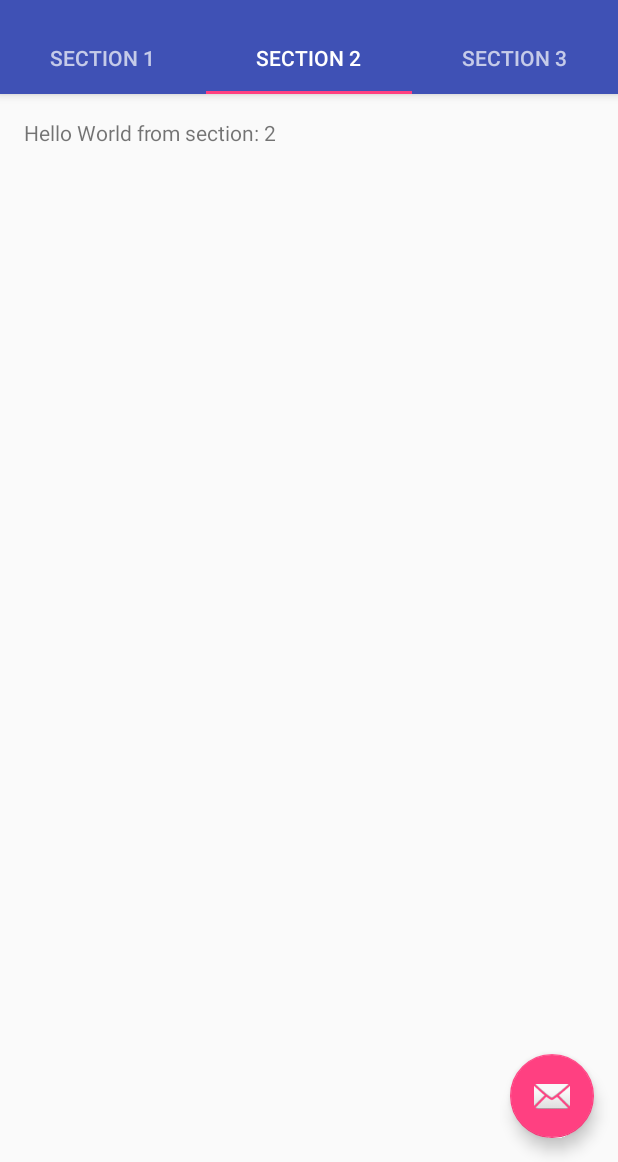
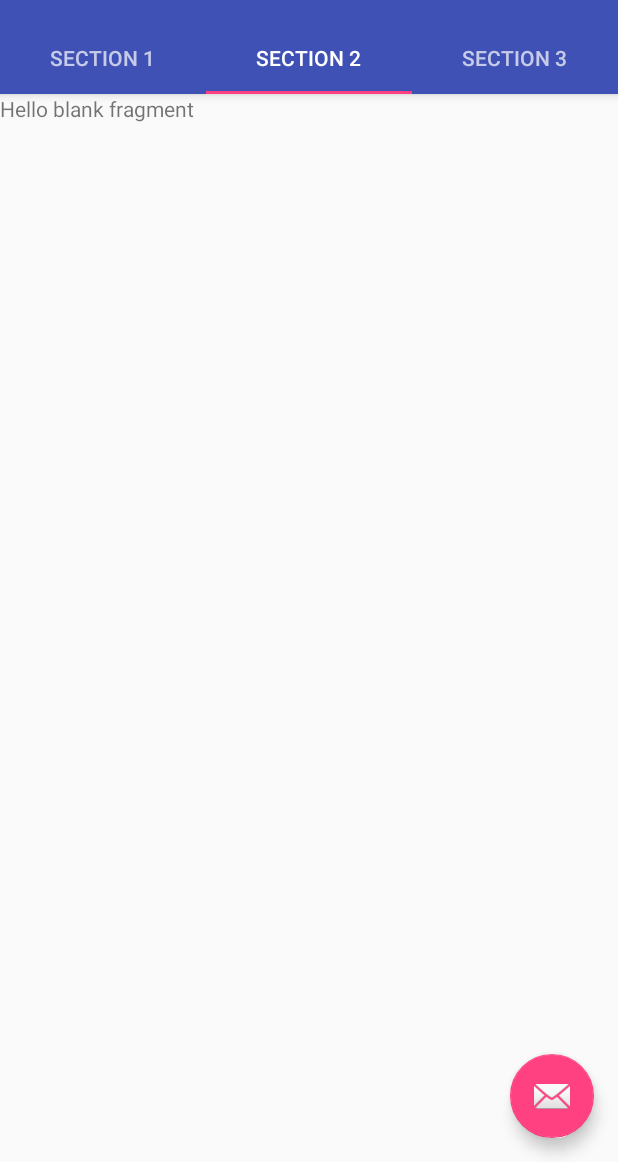
Before and after one commit to vitow/SunnyRainy, an Android app: the screen it shows after launch (MainActivity), tab 2 chosen, on a phone screen of 412 x 824 dp, the part 74-1236 px from its top. Run offline under Robolectric (Android 15) with nearby library versions, the phone set to English and light mode, and no system bars.

Commit message:
3 Fragment

```diff
--- a/app/build.gradle
+++ b/app/build.gradle
@@ -24,4 +24,5 @@
     testCompile 'junit:junit:4.12'
     compile 'com.android.support:appcompat-v7:23.4.0'
     compile 'com.android.support:design:23.4.0'
+    compile 'com.android.support:support-v4:23.4.0'
 }
--- /dev/null
+++ b/app/src/main/java/com/example/tijingwang/sunnyrainy/FirstFragment.java
@@ -0,0 +1,108 @@
+package com.example.tijingwang.sunnyrainy;
+
+import android.content.Context;
+import android.net.Uri;
+import android.os.Bundle;
+import android.support.v4.app.Fragment;
+import android.view.LayoutInflater;
+import android.view.View;
+import android.view.ViewGroup;
+
+
+/**
+ * A simple {@link Fragment} subclass.
+ * Activities that contain this fragment must implement the
+ * {@link FirstFragment.OnFragmentInteractionListener} interface
+ * to handle interaction events.
+ * Use the {@link FirstFragment#newInstance} factory method to
+ * create an instance of this fragment.
+ */
+public class FirstFragment extends Fragment {
+    // TODO: Rename parameter arguments, choose names that match
+    // the fragment initialization parameters, e.g. ARG_ITEM_NUMBER
+    private static final String ARG_PARAM1 = "param1";
+    private static final String ARG_PARAM2 = "param2";
+
+    // TODO: Rename and change types of parameters
+    private String mParam1;
+    private String mParam2;
+
+    private OnFragmentInteractionListener mListener;
+
+    public FirstFragment() {
+        // Required empty public constructor
+    }
+
+    /**
+     * Use this factory method to create a new instance of
+     * this fragment using the provided parameters.
+     *
+     * @param param1 Parameter 1.
+     * @param param2 Parameter 2.
+     * @return A new instance of fragment FirstFragment.
+     */
+    // TODO: Rename and change types and number of parameters
+    public static FirstFragment newInstance(String param1, String param2) {
+        FirstFragment fragment = new FirstFragment();
+        Bundle args = new Bundle();
+        args.putString(ARG_PARAM1, param1);
+        args.putString(ARG_PARAM2, param2);
+        fragment.setArguments(args);
+        return fragment;
+    }
+
+    @Override
+    public void onCreate(Bundle savedInstanceState) {
+        super.onCreate(savedInstanceState);
+        if (getArguments() != null) {
+            mParam1 = getArguments().getString(ARG_PARAM1);
+            mParam2 = getArguments().getString(ARG_PARAM2);
+        }
+    }
+
+    @Override
+    public View onCreateView(LayoutInflater inflater, ViewGroup container,
+                             Bundle savedInstanceState) {
+        // Inflate the layout for this fragment
+        return inflater.inflate(R.layout.fragment_first, container, false);
+    }
+
+    // TODO: Rename method, update argument and hook method into UI event
+    public void onButtonPressed(Uri uri) {
+        if (mListener != null) {
+            mListener.onFragmentInteraction(uri);
+        }
+    }
+
+    @Override
+    public void onAttach(Context context) {
+        super.onAttach(context);
+        if (context instanceof OnFragmentInteractionListener) {
+            mListener = (OnFragmentInteractionListener) context;
+        } else {
+            throw new RuntimeException(context.toString()
+                    + " must implement OnFragmentInteractionListener");
+        }
+    }
+
+    @Override
+    public void onDetach() {
+        super.onDetach();
+        mListener = null;
+    }
+
+    /**
+     * This interface must be implemented by activities that contain this
+     * fragment to allow an interaction in this fragment to be communicated
+     * to the activity and potentially other fragments contained in that
+     * activity.
+     * <p>
+     * See the Android Training lesson <a href=
+     * "http://developer.android.com/training/basics/fragments/communicating.html"
+     * >Communicating with Other Fragments</a> for more information.
+     */
+    public interface OnFragmentInteractionListener {
+        // TODO: Update argument type and name
+        void onFragmentInteraction(Uri uri);
+    }
+}
--- a/app/src/main/java/com/example/tijingwang/sunnyrainy/MainActivity.java
+++ b/app/src/main/java/com/example/tijingwang/sunnyrainy/MainActivity.java
@@ -1,25 +1,24 @@
 package com.example.tijingwang.sunnyrainy;
 
-import android.support.design.widget.TabLayout;
+import android.net.Uri;
+import android.os.Bundle;
 import android.support.design.widget.FloatingActionButton;
 import android.support.design.widget.Snackbar;
-import android.support.v7.app.AppCompatActivity;
-import android.support.v7.widget.Toolbar;
-
+import android.support.design.widget.TabLayout;
 import android.support.v4.app.Fragment;
 import android.support.v4.app.FragmentManager;
 import android.support.v4.app.FragmentPagerAdapter;
 import android.support.v4.view.ViewPager;
-import android.os.Bundle;
+import android.support.v7.app.AppCompatActivity;
+import android.support.v7.widget.Toolbar;
 import android.view.LayoutInflater;
 import android.view.Menu;
 import android.view.MenuItem;
 import android.view.View;
 import android.view.ViewGroup;
-
 import android.widget.TextView;
 
-public class MainActivity extends AppCompatActivity {
+public class MainActivity extends AppCompatActivity implements FirstFragment.OnFragmentInteractionListener, SecondFragment.OnFragmentInteractionListener, ThirdFragment.OnFragmentInteractionListener {
 
     /**
      * The {@link android.support.v4.view.PagerAdapter} that will provide
@@ -89,6 +88,12 @@
         return super.onOptionsItemSelected(item);
     }
 
+
+    @Override
+    public void onFragmentInteraction(Uri uri) {
+
+    }
+
     /**
      * A placeholder fragment containing a simple view.
      */
@@ -138,6 +143,18 @@
         public Fragment getItem(int position) {
             // getItem is called to instantiate the fragment for the given page.
             // Return a PlaceholderFragment (defined as a static inner class below).
+
+            switch (position) {
+                case 0:
+                    return new FirstFragment();
+                case 1:
+                    return new SecondFragment();
+                case 2:
+                    return new ThirdFragment();
+                default:
+                    break;
+            }
+
             return PlaceholderFragment.newInstance(position + 1);
         }
 
--- /dev/null
+++ b/app/src/main/java/com/example/tijingwang/sunnyrainy/SecondFragment.java
@@ -0,0 +1,108 @@
+package com.example.tijingwang.sunnyrainy;
+
+import android.content.Context;
+import android.net.Uri;
+import android.os.Bundle;
+import android.support.v4.app.Fragment;
+import android.view.LayoutInflater;
+import android.view.View;
+import android.view.ViewGroup;
+
+
+/**
+ * A simple {@link Fragment} subclass.
+ * Activities that contain this fragment must implement the
+ * {@link SecondFragment.OnFragmentInteractionListener} interface
+ * to handle interaction events.
+ * Use the {@link SecondFragment#newInstance} factory method to
+ * create an instance of this fragment.
+ */
+public class SecondFragment extends Fragment {
+    // TODO: Rename parameter arguments, choose names that match
+    // the fragment initialization parameters, e.g. ARG_ITEM_NUMBER
+    private static final String ARG_PARAM1 = "param1";
+    private static final String ARG_PARAM2 = "param2";
+
+    // TODO: Rename and change types of parameters
+    private String mParam1;
+    private String mParam2;
+
+    private OnFragmentInteractionListener mListener;
+
+    public SecondFragment() {
+        // Required empty public constructor
+    }
+
+    /**
+     * Use this factory method to create a new instance of
+     * this fragment using the provided parameters.
+     *
+     * @param param1 Parameter 1.
+     * @param param2 Parameter 2.
+     * @return A new instance of fragment SecondFragment.
+     */
+    // TODO: Rename and change types and number of parameters
+    public static SecondFragment newInstance(String param1, String param2) {
+        SecondFragment fragment = new SecondFragment();
+        Bundle args = new Bundle();
+        args.putString(ARG_PARAM1, param1);
+        args.putString(ARG_PARAM2, param2);
+        fragment.setArguments(args);
+        return fragment;
+    }
+
+    @Override
+    public void onCreate(Bundle savedInstanceState) {
+        super.onCreate(savedInstanceState);
+        if (getArguments() != null) {
+            mParam1 = getArguments().getString(ARG_PARAM1);
+            mParam2 = getArguments().getString(ARG_PARAM2);
+        }
+    }
+
+    @Override
+    public View onCreateView(LayoutInflater inflater, ViewGroup container,
+                             Bundle savedInstanceState) {
+        // Inflate the layout for this fragment
+        return inflater.inflate(R.layout.fragment_second, container, false);
+    }
+
+    // TODO: Rename method, update argument and hook method into UI event
+    public void onButtonPressed(Uri uri) {
+        if (mListener != null) {
+            mListener.onFragmentInteraction(uri);
+        }
+    }
+
+    @Override
+    public void onAttach(Context context) {
+        super.onAttach(context);
+        if (context instanceof OnFragmentInteractionListener) {
+            mListener = (OnFragmentInteractionListener) context;
+        } else {
+            throw new RuntimeException(context.toString()
+                    + " must implement OnFragmentInteractionListener");
+        }
+    }
+
+    @Override
+    public void onDetach() {
+        super.onDetach();
+        mListener = null;
+    }
+
+    /**
+     * This interface must be implemented by activities that contain this
+     * fragment to allow an interaction in this fragment to be communicated
+     * to the activity and potentially other fragments contained in that
+     * activity.
+     * <p/>
+     * See the Android Training lesson <a href=
+     * "http://developer.android.com/training/basics/fragments/communicating.html"
+     * >Communicating with Other Fragments</a> for more information.
+     */
+    public interface OnFragmentInteractionListener {
+        // TODO: Update argument type and name
+        void onFragmentInteraction(Uri uri);
+    }
+}
--- /dev/null
+++ b/app/src/main/java/com/example/tijingwang/sunnyrainy/ThirdFragment.java
@@ -0,0 +1,108 @@
+package com.example.tijingwang.sunnyrainy;
+
+import android.content.Context;
+import android.net.Uri;
+import android.os.Bundle;
+import android.support.v4.app.Fragment;
+import android.view.LayoutInflater;
+import android.view.View;
+import android.view.ViewGroup;
+
+
+/**
+ * A simple {@link Fragment} subclass.
+ * Activities that contain this fragment must implement the
+ * {@link ThirdFragment.OnFragmentInteractionListener} interface
+ * to handle interaction events.
+ * Use the {@link ThirdFragment#newInstance} factory method to
+ * create an instance of this fragment.
+ */
+public class ThirdFragment extends Fragment {
+    // TODO: Rename parameter arguments, choose names that match
+    // the fragment initialization parameters, e.g. ARG_ITEM_NUMBER
+    private static final String ARG_PARAM1 = "param1";
+    private static final String ARG_PARAM2 = "param2";
+
+    // TODO: Rename and change types of parameters
+    private String mParam1;
+    private String mParam2;
+
+    private OnFragmentInteractionListener mListener;
+
+    public ThirdFragment() {
+        // Required empty public constructor
+    }
+
+    /**
+     * Use this factory method to create a new instance of
+     * this fragment using the provided parameters.
+     *
+     * @param param1 Parameter 1.
+     * @param param2 Parameter 2.
+     * @return A new instance of fragment ThirdFragment.
+     */
+    // TODO: Rename and change types and number of parameters
+    public static ThirdFragment newInstance(String param1, String param2) {
+        ThirdFragment fragment = new ThirdFragment();
+        Bundle args = new Bundle();
+        args.putString(ARG_PARAM1, param1);
+        args.putString(ARG_PARAM2, param2);
+        fragment.setArguments(args);
+        return fragment;
+    }
+
+    @Override
+    public void onCreate(Bundle savedInstanceState) {
+        super.onCreate(savedInstanceState);
+        if (getArguments() != null) {
+            mParam1 = getArguments().getString(ARG_PARAM1);
+            mParam2 = getArguments().getString(ARG_PARAM2);
+        }
+    }
+
+    @Override
+    public View onCreateView(LayoutInflater inflater, ViewGroup container,
+                             Bundle savedInstanceState) {
+        // Inflate the layout for this fragment
+        return inflater.inflate(R.layout.fragment_third, container, false);
+    }
+
+    // TODO: Rename method, update argument and hook method into UI event
+    public void onButtonPressed(Uri uri) {
+        if (mListener != null) {
+            mListener.onFragmentInteraction(uri);
+        }
+    }
+
+    @Override
+    public void onAttach(Context context) {
+        super.onAttach(context);
+        if (context instanceof OnFragmentInteractionListener) {
+            mListener = (OnFragmentInteractionListener) context;
+        } else {
+            throw new RuntimeException(context.toString()
+                    + " must implement OnFragmentInteractionListener");
+        }
+    }
+
+    @Override
+    public void onDetach() {
+        super.onDetach();
+        mListener = null;
+    }
+
+    /**
+     * This interface must be implemented by activities that contain this
+     * fragment to allow an interaction in this fragment to be communicated
+     * to the activity and potentially other fragments contained in that
+     * activity.
+     * <p/>
+     * See the Android Training lesson <a href=
+     * "http://developer.android.com/training/basics/fragments/communicating.html"
+     * >Communicating with Other Fragments</a> for more information.
+     */
+    public interface OnFragmentInteractionListener {
+        // TODO: Update argument type and name
+        void onFragmentInteraction(Uri uri);
+    }
+}
--- /dev/null
+++ b/app/src/main/res/layout/fragment_second.xml
@@ -0,0 +1,13 @@
+<FrameLayout xmlns:android="http://schemas.android.com/apk/res/android"
+             xmlns:tools="http://schemas.android.com/tools"
+             android:layout_width="match_parent"
+             android:layout_height="match_parent"
+             tools:context="com.example.tijingwang.sunnyrainy.SecondFragment">
+
+    <!-- TODO: Update blank fragment layout -->
+    <TextView
+        android:layout_width="match_parent"
+        android:layout_height="match_parent"
+        android:text="@string/hello_blank_fragment"/>
+
+</FrameLayout>
--- a/app/src/main/res/values/strings.xml
+++ b/app/src/main/res/values/strings.xml
@@ -2,4 +2,7 @@
     <string name="app_name">SunnyRainy</string>
     <string name="action_settings">Settings</string>
     <string name="section_format">Hello World from section: %1$d</string>
+
+    <!-- TODO: Remove or change this placeholder text -->
+    <string name="hello_blank_fragment">Hello blank fragment</string>
 </resources>
```
Also changed, not shown: app/src/main/res/layout/fragment_first.xml (added, +13 -0 lines), app/src/main/res/layout/fragment_third.xml (added, +13 -0 lines).
